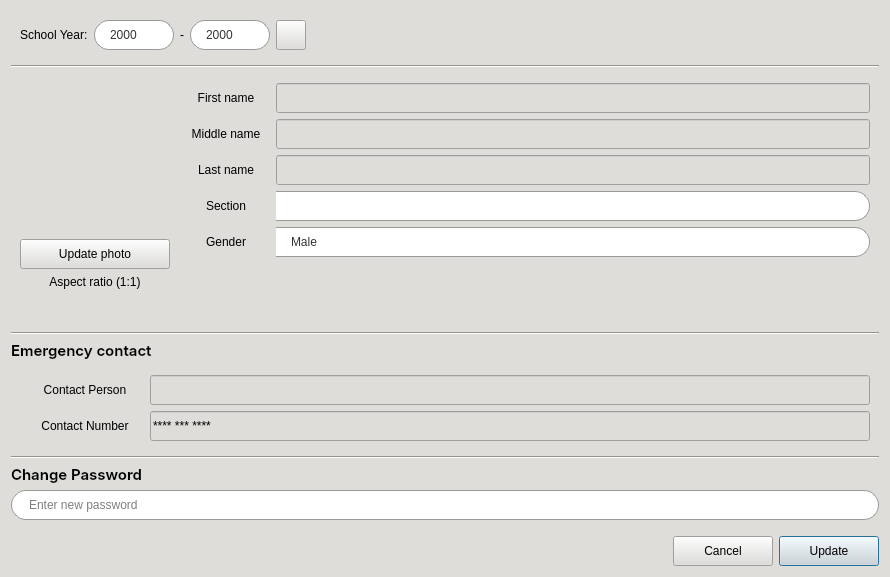
Old version of the form CAI_PyQt/CAI_Admin/UI/FormEditStudent.ui in the repository CPG19040/CPG19040.
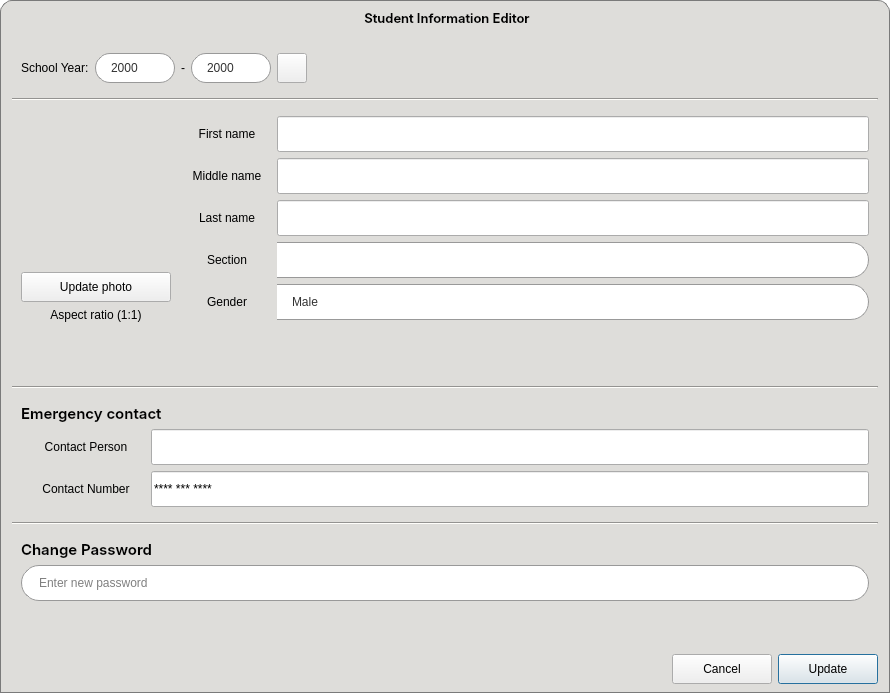
New version of the form. Icons and pictures are not drawn.

The edit to the form file:
```diff
--- a/CAI_PyQt/CAI_Admin/UI/FormEditStudent.ui
+++ b/CAI_PyQt/CAI_Admin/UI/FormEditStudent.ui
@@ -7,19 +7,19 @@
     <x>0</x>
     <y>0</y>
     <width>890</width>
-    <height>577</height>
+    <height>693</height>
    </rect>
   </property>
   <property name="minimumSize">
    <size>
     <width>890</width>
-    <height>577</height>
+    <height>693</height>
    </size>
   </property>
   <property name="maximumSize">
    <size>
-    <width>890</width>
-    <height>577</height>
+    <width>1100</width>
+    <height>693</height>
    </size>
   </property>
   <property name="windowTitle">
@@ -27,8 +27,277 @@
   </property>
   <property name="styleSheet">
    <string notr="true">* {
-	background-color: rgb(222, 221, 218); 
 	color: black;
+}
+
+QDialog {
+	background-color: transparent; 
+}
+
+QMessageBox {
+	background-color: #deddda;
+	font: 10pt &quot;Inter&quot;;
+	color: black;
+}
+
+QMessageBox QLabel {
+	font: 10pt &quot;Inter&quot;;
+	color: black;
+}
+
+QMessageBox QPushButton {
+	height: 30px;
+	padding: 0px 12px;
+	background-color: #deddda;
+	font: 10pt &quot;Inter&quot;;
+	color: black;
+}</string>
+  </property>
+  <layout class="QVBoxLayout" name="verticalLayout_5">
+   <property name="spacing">
+    <number>0</number>
+   </property>
+   <property name="leftMargin">
+    <number>0</number>
+   </property>
+   <property name="topMargin">
+    <number>0</number>
+   </property>
+   <property name="rightMargin">
+    <number>0</number>
+   </property>
+   <property name="bottomMargin">
+    <number>0</number>
+   </property>
+   <item>
+    <widget class="QFrame" name="frame_header">
+     <property name="minimumSize">
+      <size>
+       <width>0</width>
+       <height>35</height>
+      </size>
+     </property>
+     <property name="maximumSize">
+      <size>
+       <width>16777215</width>
+       <height>35</height>
+      </size>
+     </property>
+     <property name="mouseTracking">
+      <bool>true</bool>
+     </property>
+     <property name="styleSheet">
+      <string notr="true">#frame_header {
+	background-color: #deddda;
+	border-top-left-radius: 12px;
+	border-top-right-radius: 12px;
+	border: 1px solid #7a7a7a;
+	border-bottom: none;
+}</string>
+     </property>
+     <property name="frameShape">
+      <enum>QFrame::StyledPanel</enum>
+     </property>
+     <property name="frameShadow">
+      <enum>QFrame::Raised</enum>
+     </property>
+     <layout class="QHBoxLayout" name="horizontalLayout_10">
+      <property name="spacing">
+       <number>6</number>
+      </property>
+      <property name="leftMargin">
+       <number>4</number>
+      </property>
+      <property name="topMargin">
+       <number>0</number>
+      </property>
+      <property name="rightMargin">
+       <number>0</number>
+      </property>
+      <property name="bottomMargin">
+       <number>0</number>
+      </property>
+      <item>
+       <widget class="QWidget" name="widget_window_icon" native="true">
+        <property name="minimumSize">
+         <size>
+          <width>72</width>
+          <height>34</height>
+         </size>
+        </property>
+        <property name="maximumSize">
+         <size>
+          <width>72</width>
+          <height>34</height>
+         </size>
+        </property>
+        <property name="styleSheet">
+         <string notr="true">background: transparent;</string>
+        </property>
+        <layout class="QHBoxLayout" name="horizontalLayout_11">
+         <property name="spacing">
+          <number>0</number>
+         </property>
+         <property name="leftMargin">
+          <number>0</number>
+         </property>
+         <property name="topMargin">
+          <number>0</number>
+         </property>
+         <property name="rightMargin">
+          <number>0</number>
+         </property>
+         <property name="bottomMargin">
+          <number>0</number>
+         </property>
+        </layout>
+       </widget>
+      </item>
+      <item>
+       <widget class="QLabel" name="label_windowTitle">
+        <property name="font">
+         <font>
+          <family>Inter SemiBold</family>
+          <pointsize>10</pointsize>
+          <weight>50</weight>
+          <italic>false</italic>
+          <bold>false</bold>
+         </font>
+        </property>
+        <property name="styleSheet">
+         <string notr="true">background: transparent;
+color: rgb(0, 0, 0);
+font: 10pt &quot;Inter SemiBold&quot;;</string>
+        </property>
+        <property name="text">
+         <string>Student Information Editor</string>
+        </property>
+        <property name="alignment">
+         <set>Qt::AlignCenter</set>
+        </property>
+       </widget>
+      </item>
+      <item>
+       <widget class="QWidget" name="widget_window_buttons" native="true">
+        <property name="minimumSize">
+         <size>
+          <width>72</width>
+          <height>34</height>
+         </size>
+        </property>
+        <property name="maximumSize">
+         <size>
+          <width>72</width>
+          <height>34</height>
+         </size>
+        </property>
+        <layout class="QHBoxLayout" name="horizontalLayout_12">
+         <property name="spacing">
+          <number>0</number>
+         </property>
+         <property name="leftMargin">
+          <number>0</number>
+         </property>
+         <property name="topMargin">
+          <number>0</number>
+         </property>
+         <property name="rightMargin">
+          <number>0</number>
+         </property>
+         <property name="bottomMargin">
+          <number>0</number>
+         </property>
+         <item>
+          <widget class="QPushButton" name="btnMinimize">
+           <property name="minimumSize">
+            <size>
+             <width>24</width>
+             <height>24</height>
+            </size>
+           </property>
+           <property name="maximumSize">
+            <size>
+             <width>24</width>
+             <height>24</height>
+            </size>
+           </property>
+           <property name="cursor">
+            <cursorShape>PointingHandCursor</cursorShape>
+           </property>
+           <property name="styleSheet">
+            <string notr="true">#btnMinimize {
+	border-radius: 12px;
+	background-color: transparent;
+}
+
+#btnMinimize:hover {
+	background-color: rgb(248, 228, 92);
+}</string>
+           </property>
+           <property name="text">
+            <string/>
+           </property>
+           <property name="icon">
+            <iconset resource="../resources.qrc">
+             <normaloff>:/Images/Images/minimize-sign.png</normaloff>:/Images/Images/minimize-sign.png</iconset>
+           </property>
+           <property name="iconSize">
+            <size>
+             <width>12</width>
+             <height>12</height>
+            </size>
+           </property>
+          </widget>
+         </item>
+         <item>
+          <widget class="QPushButton" name="btnClose">
+           <property name="minimumSize">
+            <size>
+             <width>24</width>
+             <height>24</height>
+            </size>
+           </property>
+           <property name="maximumSize">
+            <size>
+             <width>24</width>
+             <height>24</height>
+            </size>
+           </property>
+           <property name="cursor">
+            <cursorShape>PointingHandCursor</cursorShape>
+           </property>
+           <property name="styleSheet">
+            <string notr="true">#btnClose {
+	border-radius: 12px;
+	background-color: transparent;
+}
+
+#btnClose:hover {
+	background-color: rgb(246, 97, 81);
+}</string>
+           </property>
+           <property name="text">
+            <string/>
+           </property>
+           <property name="icon">
+            <iconset resource="../resources.qrc">
+             <normaloff>:/Images/Images/clear.png</normaloff>:/Images/Images/clear.png</iconset>
+           </property>
+          </widget>
+         </item>
+        </layout>
+       </widget>
+      </item>
+     </layout>
+    </widget>
+   </item>
+   <item>
+    <widget class="QWidget" name="widget_body" native="true">
+     <property name="styleSheet">
+      <string notr="true">#widget_body {
+	background-color: #deddda;
+	border: 1px solid #7a7a7a;
+	border-top: none;
 }
 
 QPushButton[class=&quot;button-green&quot;] {
@@ -96,17 +365,18 @@
 	background-color: #ffffff;
 	border: 1px solid #ABABAB;
 	border-left: none;
-	border-top-right-radius: 15px;
-	border-bottom-right-radius: 15px;
+	border-top-right-radius: 18px;
+	border-bottom-right-radius: 18px;
 	padding: 0px 8px;
 	color: black;
 }
 
 *[class=&quot;input-field&quot;] QLabel {
-	background-color: rgb(192, 191, 188);
+	background-color: #d2d2d2;
+	border: 1px solid #999;
 	border-right: none;
-	border-top-left-radius: 15px;
-	border-bottom-left-radius: 15px;
+	border-top-left-radius: 18px;
+	border-bottom-left-radius: 18px;
 	padding-left: 8px;
 	color: black;
 }
@@ -114,8 +384,8 @@
 QComboBox {
     border: 1px solid #999;
 	border-left: none;
-	border-top-right-radius: 15px;
-	border-bottom-right-radius: 15px;
+	border-top-right-radius: 18px;
+	border-bottom-right-radius: 18px;
 	padding: 0px 15px 0px;
 	background-color: #ffffff;
 	color: #333333;
@@ -220,6 +490,12 @@
 }</string>
   </property>
   <layout class="QVBoxLayout" name="verticalLayout">
+      <property name="leftMargin">
+       <number>12</number>
+      </property>
+      <property name="rightMargin">
+       <number>12</number>
+      </property>
    <item>
     <widget class="QWidget" name="widget_3" native="true">
      <layout class="QHBoxLayout" name="horizontalLayout_4">
@@ -349,6 +625,9 @@
    </item>
    <item>
     <widget class="Line" name="line_2">
+        <property name="styleSheet">
+         <string notr="true">background: #deddda;</string>
+        </property>
      <property name="orientation">
       <enum>Qt::Horizontal</enum>
      </property>
@@ -396,7 +675,7 @@
             <string/>
            </property>
            <property name="pixmap">
-            <pixmap resource="../resources.qrc">:/Images/Images/profile_gray.png</pixmap>
+               <pixmap resource="../resources.qrc">:/Images/Images/profile.png</pixmap>
            </property>
            <property name="scaledContents">
             <bool>true</bool>
@@ -507,13 +786,13 @@
               <property name="minimumSize">
                <size>
                 <width>100</width>
-                <height>30</height>
+                   <height>36</height>
                </size>
               </property>
               <property name="maximumSize">
                <size>
                 <width>16777215</width>
-                <height>30</height>
+                   <height>36</height>
                </size>
               </property>
               <property name="text">
@@ -529,13 +808,13 @@
               <property name="minimumSize">
                <size>
                 <width>0</width>
-                <height>30</height>
+                   <height>36</height>
                </size>
               </property>
               <property name="maximumSize">
                <size>
                 <width>16777215</width>
-                <height>30</height>
+                   <height>36</height>
                </size>
               </property>
               <property name="styleSheet">
@@ -572,13 +851,13 @@
               <property name="minimumSize">
                <size>
                 <width>100</width>
-                <height>30</height>
+                   <height>36</height>
                </size>
               </property>
               <property name="maximumSize">
                <size>
                 <width>16777215</width>
-                <height>30</height>
+                   <height>36</height>
                </size>
               </property>
               <property name="text">
@@ -594,13 +873,13 @@
               <property name="minimumSize">
                <size>
                 <width>0</width>
-                <height>30</height>
+                   <height>36</height>
                </size>
               </property>
               <property name="maximumSize">
                <size>
                 <width>16777215</width>
-                <height>30</height>
+                   <height>36</height>
                </size>
               </property>
               <property name="styleSheet">
@@ -637,13 +916,13 @@
               <property name="minimumSize">
                <size>
                 <width>100</width>
-                <height>30</height>
+                   <height>36</height>
                </size>
               </property>
               <property name="maximumSize">
                <size>
                 <width>16777215</width>
-                <height>30</height>
+                   <height>36</height>
                </size>
               </property>
               <property name="text">
@@ -659,13 +938,13 @@
               <property name="minimumSize">
                <size>
                 <width>0</width>
-                <height>30</height>
+                   <height>36</height>
                </size>
               </property>
               <property name="maximumSize">
                <size>
                 <width>16777215</width>
-                <height>30</height>
+                   <height>36</height>
                </size>
               </property>
               <property name="styleSheet">
@@ -702,13 +981,13 @@
               <property name="minimumSize">
                <size>
                 <width>100</width>
-                <height>30</height>
+                   <height>36</height>
                </size>
               </property>
               <property name="maximumSize">
                <size>
                 <width>100</width>
-                <height>30</height>
+                   <height>36</height>
                </size>
               </property>
               <property name="text">
@@ -724,13 +1003,13 @@
               <property name="minimumSize">
                <size>
                 <width>0</width>
-                <height>30</height>
+                   <height>36</height>
                </size>
               </property>
               <property name="maximumSize">
                <size>
                 <width>16777215</width>
-                <height>30</height>
+                   <height>36</height>
                </size>
               </property>
               <property name="styleSheet">
@@ -770,13 +1049,13 @@
               <property name="minimumSize">
                <size>
                 <width>100</width>
-                <height>30</height>
+                   <height>36</height>
                </size>
               </property>
               <property name="maximumSize">
                <size>
                 <width>100</width>
-                <height>30</height>
+                   <height>36</height>
                </size>
               </property>
               <property name="text">
@@ -792,13 +1071,13 @@
               <property name="minimumSize">
                <size>
                 <width>0</width>
-                <height>30</height>
+                   <height>36</height>
                </size>
               </property>
               <property name="maximumSize">
                <size>
                 <width>16777215</width>
-                <height>30</height>
+                   <height>36</height>
                </size>
               </property>
               <property name="styleSheet">
@@ -843,26 +1122,14 @@
    </item>
    <item>
     <widget class="Line" name="line">
+        <property name="styleSheet">
+         <string notr="true">background: #deddda;</string>
+        </property>
      <property name="orientation">
       <enum>Qt::Horizontal</enum>
      </property>
     </widget>
    </item>
-   <item>
-    <widget class="QLabel" name="label_24">
-     <property name="font">
-      <font>
-       <family>Inter SemiBold</family>
-       <pointsize>11</pointsize>
-       <weight>50</weight>
-       <bold>false</bold>
-      </font>
-     </property>
-     <property name="text">
-      <string>Emergency contact</string>
-     </property>
-    </widget>
-   </item>
    <item>
     <widget class="QWidget" name="widget_form_2" native="true">
      <property name="enabled">
@@ -872,6 +1139,21 @@
       <string notr="true"/>
      </property>
      <layout class="QVBoxLayout" name="verticalLayout_3">
+         <item>
+          <widget class="QLabel" name="label_24">
+           <property name="font">
+            <font>
+             <family>Inter SemiBold</family>
+             <pointsize>11</pointsize>
+             <weight>50</weight>
+             <bold>false</bold>
+            </font>
+           </property>
+           <property name="text">
+            <string>Emergency contact</string>
+           </property>
+          </widget>
+         </item>
       <item>
        <widget class="QWidget" name="widget_9" native="true">
         <property name="class" stdset="0">
@@ -898,13 +1180,13 @@
            <property name="minimumSize">
             <size>
              <width>130</width>
-             <height>30</height>
+                <height>36</height>
             </size>
            </property>
            <property name="maximumSize">
             <size>
              <width>130</width>
-             <height>30</height>
+                <height>36</height>
             </size>
            </property>
            <property name="text">
@@ -920,13 +1202,13 @@
            <property name="minimumSize">
             <size>
              <width>0</width>
-             <height>30</height>
+                <height>36</height>
             </size>
            </property>
            <property name="maximumSize">
             <size>
              <width>16777215</width>
-             <height>30</height>
+                <height>36</height>
             </size>
            </property>
            <property name="styleSheet">
@@ -963,13 +1245,13 @@
            <property name="minimumSize">
             <size>
              <width>130</width>
-             <height>30</height>
+                <height>36</height>
             </size>
            </property>
            <property name="maximumSize">
             <size>
              <width>130</width>
-             <height>30</height>
+                <height>36</height>
             </size>
            </property>
            <property name="text">
@@ -985,13 +1267,13 @@
            <property name="minimumSize">
             <size>
              <width>0</width>
-             <height>30</height>
+                <height>36</height>
             </size>
            </property>
            <property name="maximumSize">
             <size>
              <width>16777215</width>
-             <height>30</height>
+                <height>36</height>
             </size>
            </property>
            <property name="styleSheet">
@@ -1013,11 +1295,17 @@
    </item>
    <item>
     <widget class="Line" name="line_3">
+        <property name="styleSheet">
+         <string notr="true">background: #deddda;</string>
+        </property>
      <property name="orientation">
       <enum>Qt::Horizontal</enum>
      </property>
     </widget>
    </item>
+      <item>
+       <widget class="QWidget" name="widget_11" native="true">
+        <layout class="QVBoxLayout" name="verticalLayout_6">
    <item>
     <widget class="QLabel" name="label_25">
      <property name="font">
@@ -1038,21 +1326,29 @@
      <property name="minimumSize">
       <size>
        <width>0</width>
-       <height>30</height>
+             <height>36</height>
       </size>
      </property>
      <property name="maximumSize">
       <size>
        <width>16777215</width>
-       <height>30</height>
+             <height>36</height>
       </size>
      </property>
      <property name="styleSheet">
       <string notr="true">QLineEdit {
 	background-color: rgb(255, 255, 255);
-	border-radius: 15px;
+	border-radius: 18px;
 	border: 1px solid #999;
 	padding: 0px 15px;
+}
+
+QLineEdit:focus {
+    border: 1px solid #007BFF;
+}
+
+QLineEdit:hover {
+    border: 1px solid #3498db;
 }</string>
      </property>
      <property name="echoMode">
@@ -1063,6 +1359,9 @@
      </property>
     </widget>
    </item>
+        </layout>
+       </widget>
+      </item>
    <item>
     <spacer name="verticalSpacer">
      <property name="orientation">
@@ -1071,7 +1370,7 @@
      <property name="sizeHint" stdset="0">
       <size>
        <width>20</width>
-       <height>21</height>
+          <height>40</height>
       </size>
      </property>
     </spacer>
@@ -1145,6 +1444,9 @@
       </widget>
      </item>
     </layout>
+      </item>
+     </layout>
+    </widget>
    </item>
   </layout>
  </widget>
```
Lines whose indentation alone changed are shown as unchanged.
